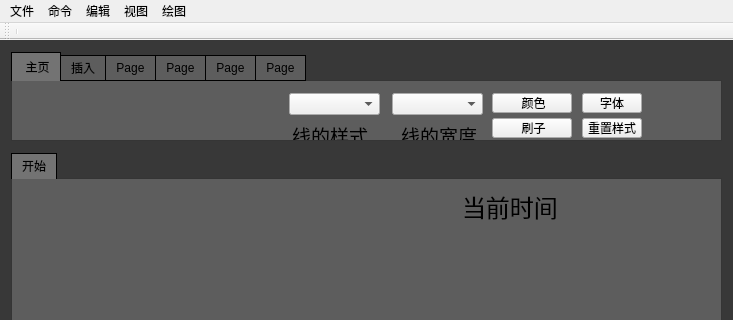
This is mainwindow.ui in charon-cheung/QSketch as Qt 5 draws it before an edit; both pictures show x 0 to 733 and y 0 to 320 of the 733 by 585 pixel window. The edited form follows.
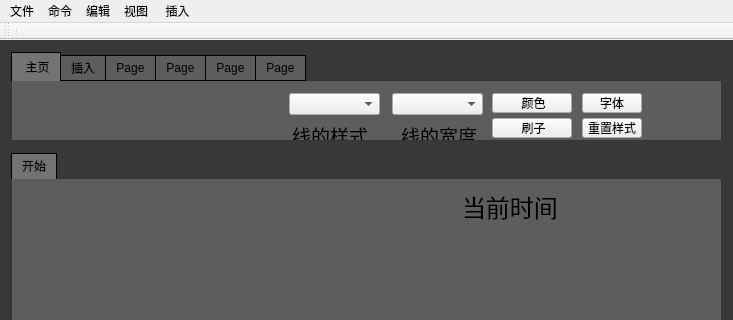
This is the edited form. Icons and pictures are not drawn. Custom widgets are drawn as their Qt base class.

Commit message: feat: 插入图片和控件，另存为SVG

The edit to the form file:
```diff
--- a/mainwindow.ui
+++ b/mainwindow.ui
@@ -636,7 +636,7 @@
    </widget>
    <widget class="QMenu" name="menu_4">
     <property name="title">
-     <string>绘图</string>
+     <string> 插入</string>
     </property>
    </widget>
    <addaction name="openMenu"/>
```
Left out of the diff: 20 changed lines with no effect on the pictures. The commit also changes 9 other files.
